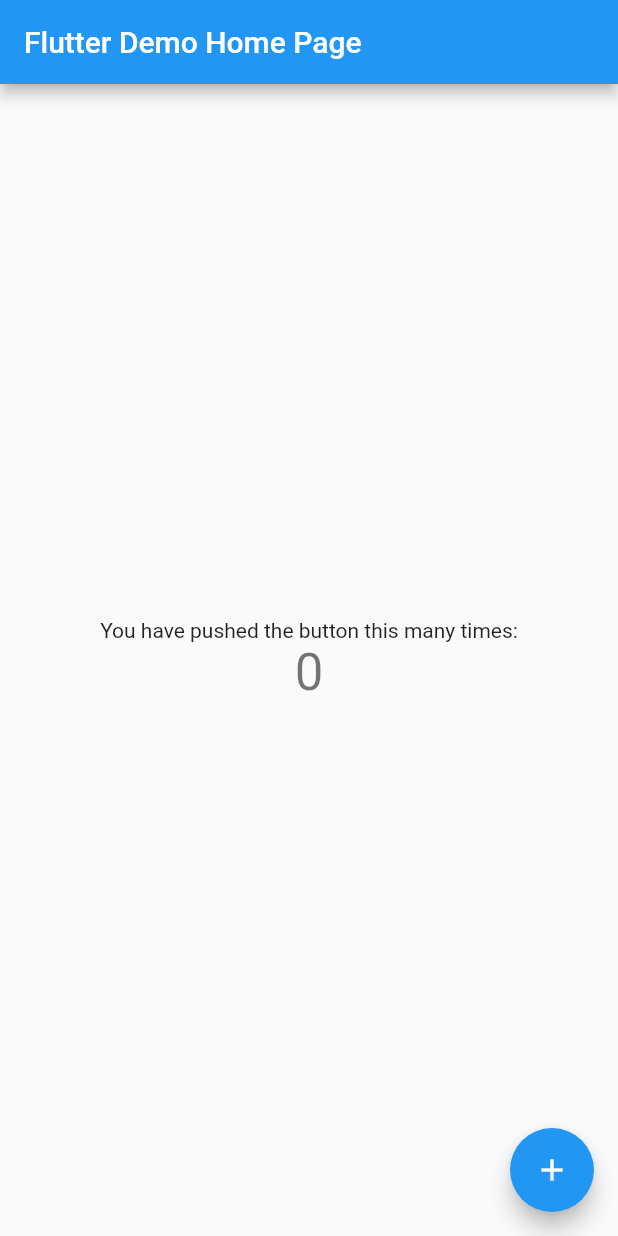
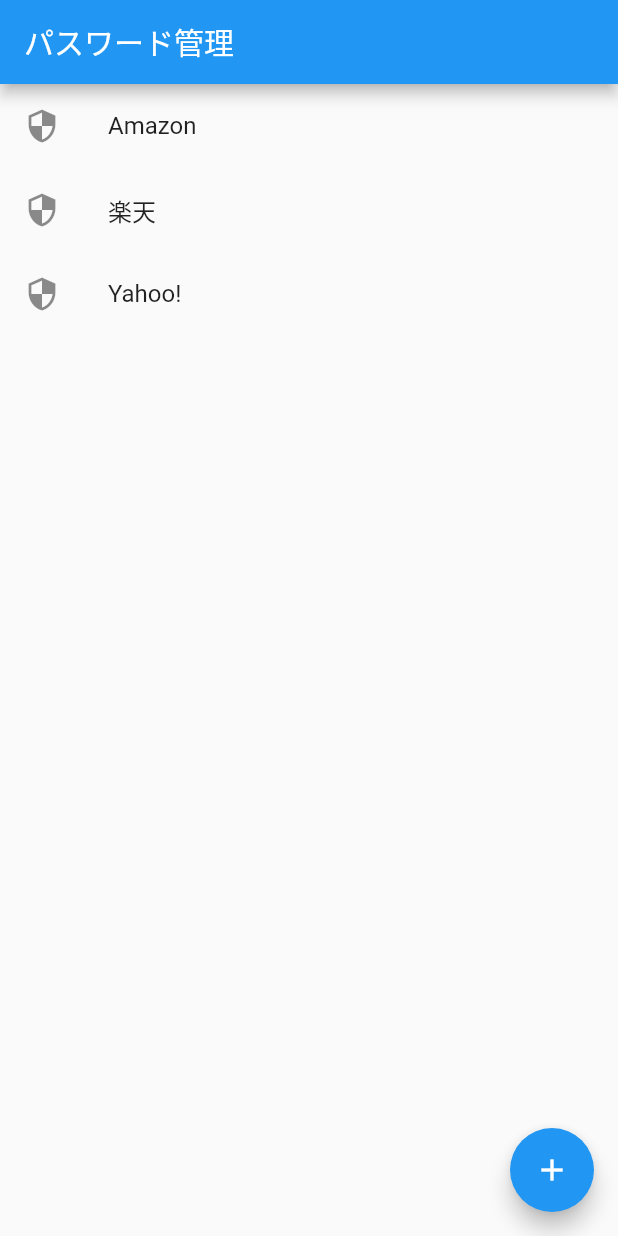
Before and after one commit to 11mrhappy/starter, a Flutter app: the screen it shows after launch, on a phone screen of 412 x 824 dp. Run offline on Flutter 3.47's test engine with Material 2 defaults, Android fonts, the phone set to English and light mode, and no system bars.

Commit message:
ListView ListTile W, leading title propaty

```diff
--- a/lib/main.dart
+++ b/lib/main.dart
@@ -40,21 +40,23 @@ class _MyHomePageState extends State<MyHomePage> {
   Widget build(BuildContext context) {
     return Scaffold(
       appBar: AppBar(
-        title: Text(widget.title),
+        title: Text('パスワード管理'),
       ),
-      body: Center(
-        child: Column(
-          mainAxisAlignment: MainAxisAlignment.center,
-          children: <Widget>[
-            Text(
-              'You have pushed the button this many times:',
-            ),
-            Text(
-              '$_counter',
-              style: Theme.of(context).textTheme.headline4,
-            ),
-          ],
-        ),
+      body: ListView( //複数のウィジェットを表示できるウィジェット・画面からはみ出たらスクロールできる
+        children: [
+          ListTile( //リストの1項目を表示するためのウィジェット
+            leading: Icon(Icons.security), //leading->左端に何を表示するかを決めるプロパティ
+            title: Text("Amazon"), //title->項目のタイトルを決めるプロパティ
+          ),
+          ListTile(
+            leading: Icon(Icons.security),
+            title: Text("楽天"),
+          ),
+          ListTile(
+            leading: Icon(Icons.security),
+            title: Text("Yahoo!"),
+          ),
+        ],
       ),
       floatingActionButton: FloatingActionButton(
         onPressed: _incrementCounter,
```
